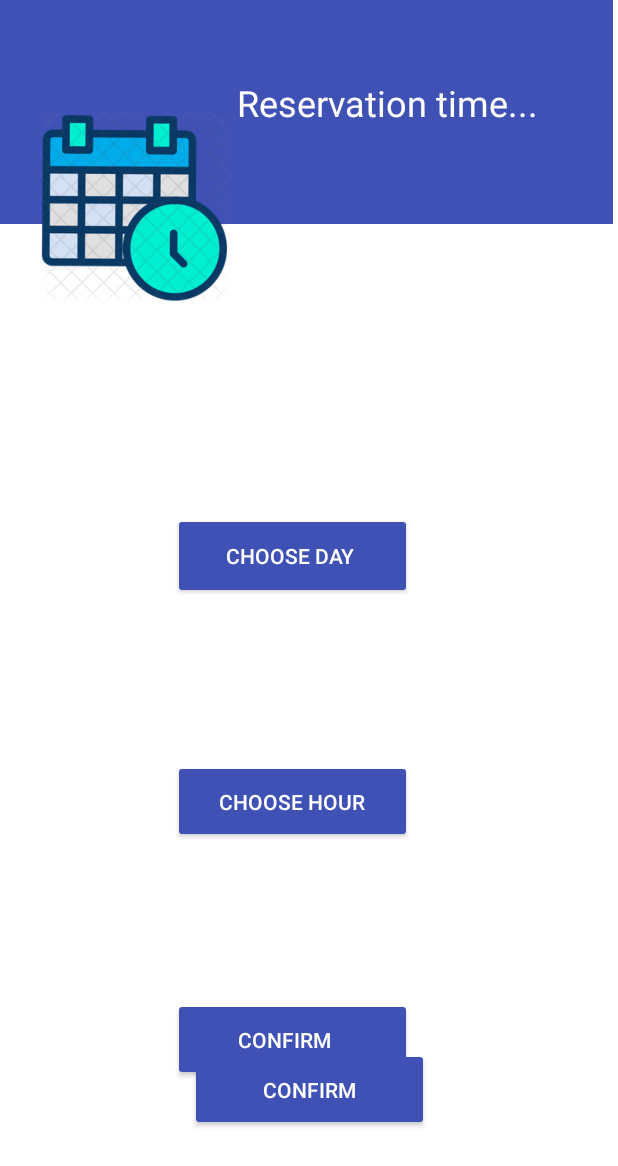
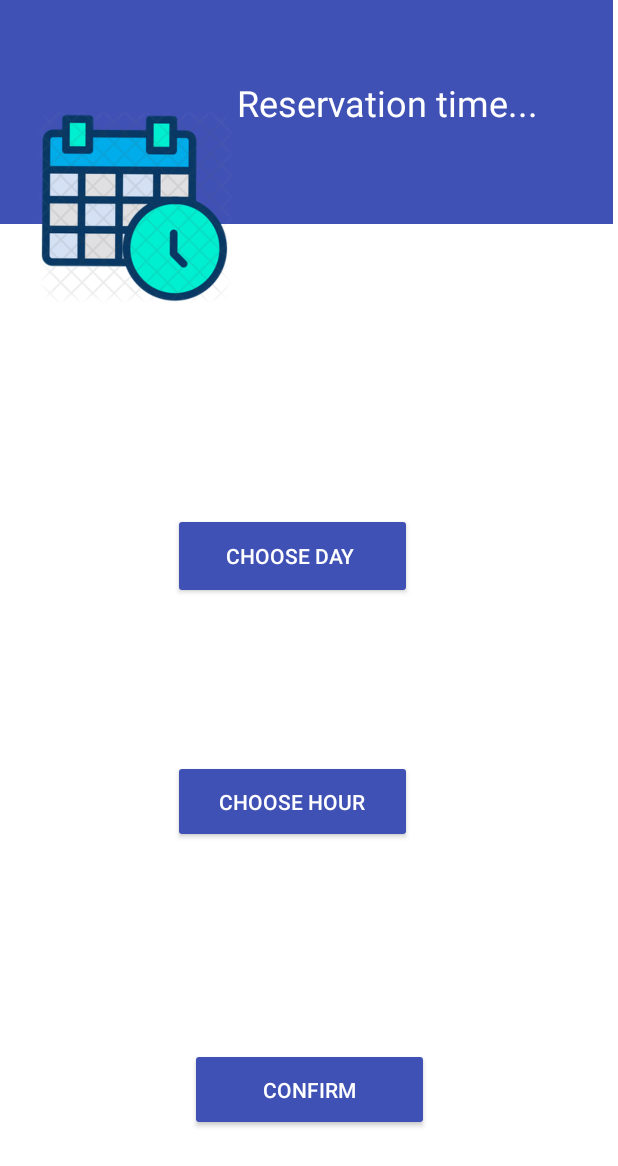
Before and after one commit to marahnairat/HealthCare, an Android app: the ReservationActivity screen opened directly, with no data from a screen before it, on a phone screen of 412 x 824 dp. Shown: the top 1166 px of the screen. Run offline under Robolectric (Android 15) with nearby library versions, the phone set to English and light mode, and no system bars; our stand-ins replace Firebase (no records; nobody signed in at launch, a user with empty details on screens opened directly); 2 statements that could not run were skipped.

Commit message:
add appointments mm

```diff
--- a/app/src/main/java/com/example/healthcare/ReservationActivity.java
+++ b/app/src/main/java/com/example/healthcare/ReservationActivity.java
@@ -26,6 +26,7 @@ import com.google.firebase.auth.*;
 import com.google.firebase.firestore.DocumentReference;
 import com.google.firebase.firestore.DocumentSnapshot;
 import com.google.firebase.firestore.FirebaseFirestore;
+import com.google.firebase.firestore.QueryDocumentSnapshot;
 
 import java.sql.Time;
 import java.util.HashMap;
@@ -54,15 +55,16 @@ public class ReservationActivity extends AppCompatActivity implements singlechoi
         String dr_id=getIntent().getStringExtra("dr_id");
         String user_id=fauth.getCurrentUser().getUid();
         FirebaseFirestore db = FirebaseFirestore.getInstance();
-        DocumentReference docRef = db.collection("Users").document(user_id);
-        docRef.get().addOnCompleteListener(new OnCompleteListener<DocumentSnapshot>() {
+        db.collection("Users")
+                .document(user_id).get().
+                addOnCompleteListener(new OnCompleteListener<DocumentSnapshot>() {
             @Override
             public void onComplete(@NonNull Task<DocumentSnapshot> task) {
                 if (task.isSuccessful()) {
-                    DocumentSnapshot document = task.getResult();
+                    DocumentSnapshot document = (QueryDocumentSnapshot) task.getResult();
                     if (document.exists()) {
-                        Log.d("DocumentSnapshot data: " , String.valueOf(document.get("name")));
-                        user_name= (String) document.get("name");
+                        Log.d("DocumentSnapshot data: " , String.valueOf(document.get("FullName")));
+                        user_name= (String) document.get("FullName");
                     } else {
                         Log.d("No such document"," ");
                     }
--- a/app/src/main/res/layout/reservation_activity.xml
+++ b/app/src/main/res/layout/reservation_activity.xml
@@ -7,19 +7,7 @@
     android:background="#FFFFFF"
     tools:context=".ReservationActivity">
 
-    <Button
-        android:id="@+id/confirm_button2"
-        android:layout_width="159dp"
-        android:layout_height="55dp"
-        android:text="          Confirm             "
-        android:textColor="#FFFFFF"
-        app:backgroundTint="@color/blue"
-        app:layout_constraintBottom_toBottomOf="parent"
-        app:layout_constraintEnd_toEndOf="parent"
-        app:layout_constraintHorizontal_bias="0.456"
-        app:layout_constraintStart_toStartOf="parent"
-        app:layout_constraintTop_toTopOf="parent"
-        app:layout_constraintVertical_bias="0.866" />
+
 
     <Button
         android:id="@+id/btnDate"
```
